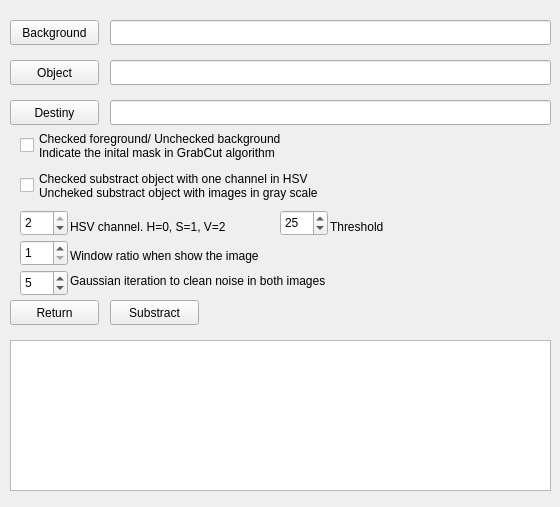
Old version of the form gui/pages/substractToolPage.ui in the repository jacv050/dataset-tools.
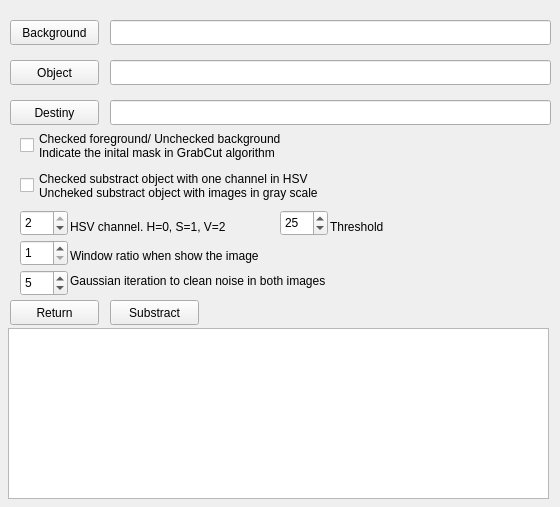
New version of the form.

Commit message: Added constraints size in interface and code

Diff of the .ui file:
```diff
--- a/gui/pages/substractToolPage.ui
+++ b/gui/pages/substractToolPage.ui
@@ -13,7 +13,7 @@
   <property name="minimumSize">
    <size>
     <width>560</width>
-    <height>437</height>
+    <height>507</height>
    </size>
   </property>
   <property name="windowTitle">
@@ -71,16 +71,6 @@
     <string>Object</string>
    </property>
   </widget>
-  <widget class="QPlainTextEdit" name="txtOutputProcess">
-   <property name="geometry">
-    <rect>
-     <x>10</x>
-     <y>340</y>
-     <width>541</width>
-     <height>151</height>
-    </rect>
-   </property>
-  </widget>
   <widget class="QLineEdit" name="txtBackground">
    <property name="geometry">
     <rect>
@@ -274,6 +264,16 @@
     </rect>
    </property>
   </widget>
+  <widget class="QPlainTextEdit" name="txtOutputProcess">
+   <property name="geometry">
+    <rect>
+     <x>8</x>
+     <y>328</y>
+     <width>541</width>
+     <height>171</height>
+    </rect>
+   </property>
+  </widget>
  </widget>
  <resources/>
  <connections/>
```
The commit also changes 2 other files.
